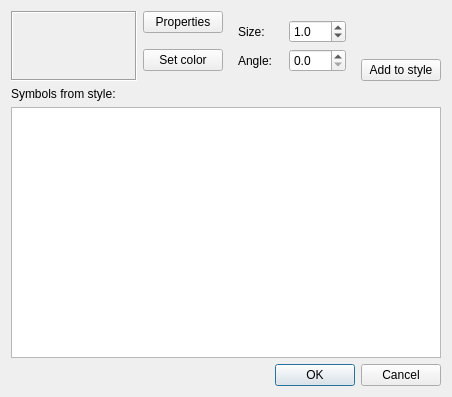
Before: the Qt Designer form src/ui/qgssymbolv2selectordialogbase.ui in qgis/QGIS, drawn with Qt 5.
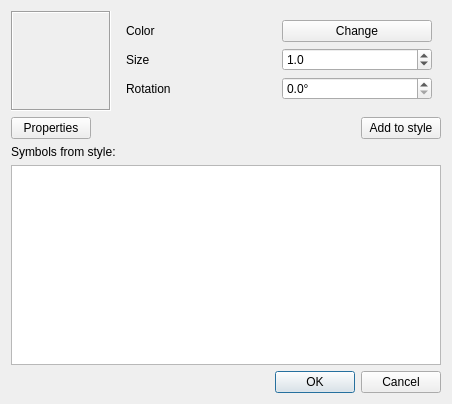
After: the same form once the commit is applied. The open tabs and pages were chosen to show the change. Custom widgets are drawn as their Qt base class.

Commit message: - slight redesign of symbol selector dialog - created a new (experimental) class QgsColorButtonV2 - made all widgets in symbology-ng to use QgsColorButtonV2

Diff of the .ui file:
```diff
--- a/src/ui/qgssymbolv2selectordialogbase.ui
+++ b/src/ui/qgssymbolv2selectordialogbase.ui
@@ -7,7 +7,7 @@
     <x>0</x>
     <y>0</y>
     <width>452</width>
-    <height>397</height>
+    <height>404</height>
    </rect>
   </property>
   <property name="windowTitle">
@@ -15,15 +15,21 @@
   </property>
   <layout class="QVBoxLayout" name="verticalLayout">
    <item>
-    <layout class="QGridLayout" name="gridLayout">
-     <item row="0" column="0" rowspan="3">
+    <layout class="QHBoxLayout" name="horizontalLayout_3">
+     <item>
       <widget class="QLabel" name="lblPreview">
        <property name="sizePolicy">
-        <sizepolicy hsizetype="MinimumExpanding" vsizetype="MinimumExpanding">
+        <sizepolicy hsizetype="Fixed" vsizetype="Fixed">
          <horstretch>0</horstretch>
          <verstretch>0</verstretch>
         </sizepolicy>
        </property>
+       <property name="minimumSize">
+        <size>
+         <width>100</width>
+         <height>100</height>
+        </size>
+       </property>
        <property name="frameShape">
         <enum>QFrame::Box</enum>
        </property>
@@ -38,36 +44,56 @@
        </property>
       </widget>
      </item>
-     <item row="0" column="1">
-      <widget class="QPushButton" name="btnSymbolProperties">
-       <property name="text">
-        <string>Properties</string>
-       </property>
-      </widget>
-     </item>
-     <item row="0" column="2" rowspan="3">
+     <item>
       <widget class="QStackedWidget" name="stackedWidget">
        <property name="currentIndex">
         <number>1</number>
        </property>
        <widget class="QWidget" name="pageMarker">
-        <layout class="QGridLayout">
+        <layout class="QGridLayout" name="gridLayout">
          <item row="0" column="0">
+          <widget class="QLabel" name="label_5">
+           <property name="text">
+            <string>Color</string>
+           </property>
+          </widget>
+         </item>
+         <item row="0" column="1">
+          <widget class="QgsColorButtonV2" name="btnColorMarker">
+           <property name="text">
+            <string>Change</string>
+           </property>
+          </widget>
+         </item>
+         <item row="1" column="0">
           <widget class="QLabel" name="label_2">
            <property name="text">
-            <string>Size:</string>
+            <string>Size</string>
            </property>
           </widget>
          </item>
-         <item row="1" column="0">
+         <item row="1" column="1">
+          <widget class="QDoubleSpinBox" name="spinSize">
+           <property name="decimals">
+            <number>1</number>
+           </property>
+           <property name="value">
+            <double>1.000000000000000</double>
+           </property>
+          </widget>
+         </item>
+         <item row="2" column="0">
           <widget class="QLabel" name="label_3">
            <property name="text">
-            <string>Angle:</string>
+            <string>Rotation</string>
            </property>
           </widget>
          </item>
-         <item row="1" column="1">
+         <item row="2" column="1">
           <widget class="QDoubleSpinBox" name="spinAngle">
+           <property name="suffix">
+            <string>°</string>
+           </property>
            <property name="decimals">
             <number>1</number>
            </property>
@@ -79,16 +105,6 @@
            </property>
           </widget>
          </item>
-         <item row="0" column="1">
-          <widget class="QDoubleSpinBox" name="spinSize">
-           <property name="decimals">
-            <number>1</number>
-           </property>
-           <property name="value">
-            <double>1.000000000000000</double>
-           </property>
-          </widget>
-         </item>
         </layout>
        </widget>
        <widget class="QWidget" name="pageLine">
@@ -115,27 +131,31 @@
        <widget class="QWidget" name="pageFill"/>
       </widget>
      </item>
-     <item row="0" column="3" rowspan="2">
-      <spacer name="verticalSpacer">
+    </layout>
+   </item>
+   <item>
+    <layout class="QHBoxLayout" name="horizontalLayout">
+     <item>
+      <widget class="QPushButton" name="btnSymbolProperties">
+       <property name="text">
+        <string>Properties</string>
+       </property>
+      </widget>
+     </item>
+     <item>
+      <spacer name="horizontalSpacer">
        <property name="orientation">
-        <enum>Qt::Vertical</enum>
+        <enum>Qt::Horizontal</enum>
        </property>
        <property name="sizeHint" stdset="0">
         <size>
-         <width>20</width>
-         <height>40</height>
+         <width>40</width>
+         <height>20</height>
         </size>
        </property>
       </spacer>
      </item>
-     <item row="1" column="1" rowspan="2">
-      <widget class="QPushButton" name="btnSetColor">
-       <property name="text">
-        <string>Set color</string>
-       </property>
-      </widget>
-     </item>
-     <item row="2" column="3">
+     <item>
       <widget class="QPushButton" name="btnAddToStyle">
        <property name="text">
         <string>Add to style</string>
@@ -153,6 +173,12 @@
    </item>
    <item>
     <widget class="QListView" name="viewSymbols">
+     <property name="sizePolicy">
+      <sizepolicy hsizetype="Expanding" vsizetype="Expanding">
+       <horstretch>0</horstretch>
+       <verstretch>2</verstretch>
+      </sizepolicy>
+     </property>
      <property name="iconSize">
       <size>
        <width>48</width>
@@ -185,6 +211,25 @@
    </item>
   </layout>
  </widget>
+ <customwidgets>
+  <customwidget>
+   <class>QgsColorButtonV2</class>
+   <extends>QPushButton</extends>
+   <header>qgscolorbutton.h</header>
+  </customwidget>
+ </customwidgets>
+ <tabstops>
+  <tabstop>btnColorMarker</tabstop>
+  <tabstop>spinSize</tabstop>
+  <tabstop>spinAngle</tabstop>
+  <tabstop>btnColorLine</tabstop>
+  <tabstop>spinWidth</tabstop>
+  <tabstop>btnColorFill</tabstop>
+  <tabstop>btnSymbolProperties</tabstop>
+  <tabstop>btnAddToStyle</tabstop>
+  <tabstop>viewSymbols</tabstop>
+  <tabstop>buttonBox</tabstop>
+ </tabstops>
  <resources/>
  <connections>
   <connection>
```
Left out of the diff: 43 changed lines with no effect on the pictures. The commit also changes 12 other files.
